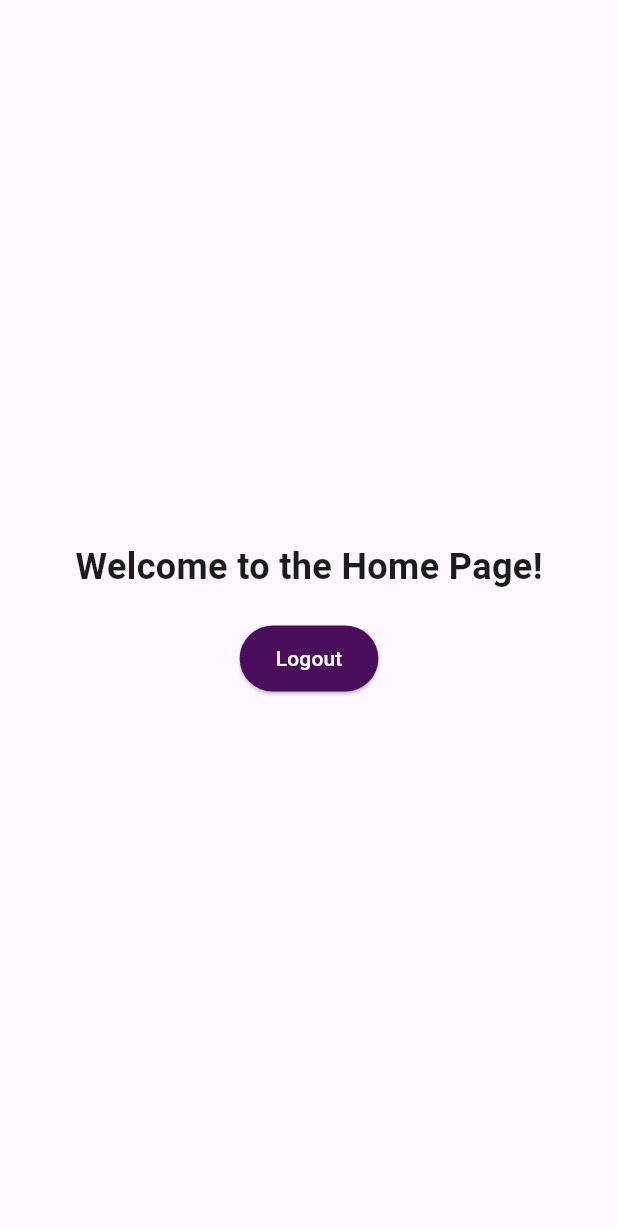
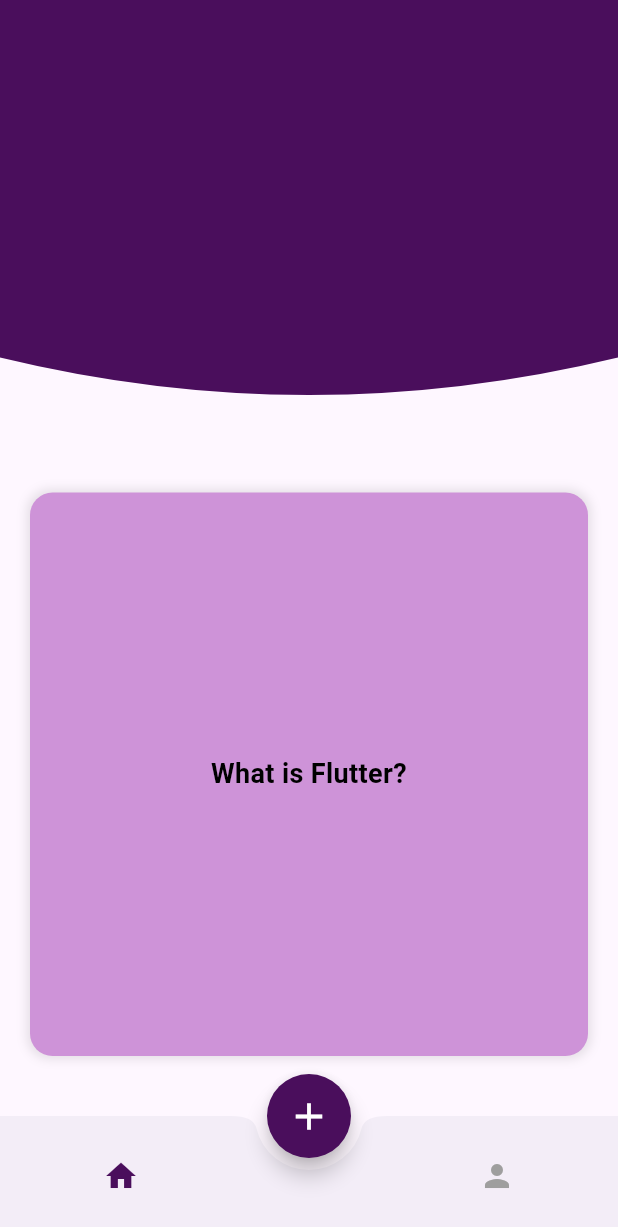
Before and after one commit to EleazarColeShowers/flashcards, a Flutter app: the HomePage screen opened directly, on a phone screen of 412 x 824 dp. Shown: the top 1227 px of the screen. Run offline on Flutter 3.47's test engine with Material 3 defaults, Android fonts, the phone set to English and light mode, and no system bars; our stand-ins replace firebase_auth, firebase_core, firebase_database; accounts and stored records are empty.

```diff
--- a/lib/home.dart
+++ b/lib/home.dart
@@ -1,34 +1,191 @@
 import 'package:flutter/material.dart';
+import 'AddFlashcardPage.dart';
 
-class HomePage extends StatelessWidget {
+class HomePage extends StatefulWidget {
   const HomePage({super.key});
+
+  @override
+  _HomePageState createState() => _HomePageState();
+}
+
+class _HomePageState extends State<HomePage> {
+  int _selectedIndex = 0;
+  late PageController _pageController;
+
+  List<Map<String, String>> _flashcards = [
+    {"question": "What is Flutter?", "answer": "Flutter is an open-source UI toolkit."},
+    {"question": "What is Dart?", "answer": "Dart is a programming language for Flutter."},
+    {"question": "Stateful vs Stateless?", "answer": "Stateful widgets have mutable state."},
+  ];
+
+  @override
+  void initState() {
+    super.initState();
+    _pageController = PageController(initialPage: 0);
+  }
+
+  void _onItemTapped(int index) {
+    setState(() {
+      _selectedIndex = index;
+    });
+  }
+
+  Future<void> _addFlashcard() async {
+    final newFlashcard = await Navigator.push(
+      context,
+      MaterialPageRoute(builder: (context) => AddFlashcardPage()),
+    );
+
+    if (newFlashcard != null) {
+      setState(() {
+        _flashcards.add({
+          "question": newFlashcard["question"],
+          "answer": newFlashcard["answer"],
+        });
+      });
+
+      Future.delayed(Duration(milliseconds: 500), () {
+        if (_pageController.hasClients) {
+          _pageController.jumpToPage(_flashcards.length - 1);
+        }
+      });
+    }
+  }
 
   @override
   Widget build(BuildContext context) {
     return Scaffold(
-
-      body: Center(
-        child: Column(
-          mainAxisAlignment: MainAxisAlignment.center,
+      body: Column(
+        children: [
+          Stack(
+            clipBehavior: Clip.none,
+            children: [
+              ClipPath(
+                clipper: CurvedBottomClipper(),
+                child: Container(
+                  height: MediaQuery.of(context).size.height * 0.35,
+                  width: double.infinity,
+                  color: const Color(0xFF4A0E5C),
+                ),
+              ),
+            ],
+          ),
+          Expanded(
+            child: PageView.builder(
+              controller: _pageController,
+              physics: const BouncingScrollPhysics(),
+              itemCount: _flashcards.length,
+              itemBuilder: (context, index) {
+                return FlashcardWidget(
+                  question: _flashcards[index]["question"]!,
+                  answer: _flashcards[index]["answer"]!,
+                );
+              },
+            ),
+          ),
+        ],
+      ),
+      bottomNavigationBar: BottomAppBar(
+        shape: const CircularNotchedRectangle(),
+        notchMargin: 8.0,
+        child: Row(
+          mainAxisAlignment: MainAxisAlignment.spaceAround,
           children: [
-            const Text(
-              "Welcome to the Home Page!",
-              style: TextStyle(fontSize: 24, fontWeight: FontWeight.bold),
+            IconButton(
+              icon: Icon(Icons.home,
+                  color: _selectedIndex == 0 ? const Color(0xFF4A0E5C) : Colors.grey),
+              onPressed: () => _onItemTapped(0),
             ),
-            const SizedBox(height: 20),
-            ElevatedButton(
-              style: ElevatedButton.styleFrom(
-                backgroundColor: const Color(0xFF4A0E5C),
-                padding: const EdgeInsets.symmetric(horizontal: 24, vertical: 12),
-              ),
-              onPressed: () {
-                // Add logout functionality or navigate to another page
-              },
-              child: const Text("Logout", style: TextStyle(color: Colors.white)),
+            const SizedBox(width: 40),
+            IconButton(
+              icon: Icon(Icons.person,
+                  color: _selectedIndex == 1 ? const Color(0xFF4A0E5C) : Colors.grey),
+              onPressed: () => _onItemTapped(1),
             ),
           ],
+        ),
+      ),
+      floatingActionButton: FloatingActionButton(
+        backgroundColor: const Color(0xFF4A0E5C),
+        shape: const CircleBorder(),
+        onPressed: _addFlashcard,
+        child: const Icon(Icons.add, size: 30, color: Colors.white),
+      ),
+      floatingActionButtonLocation: FloatingActionButtonLocation.centerDocked,
+    );
+  }
+}
+
+class FlashcardWidget extends StatefulWidget {
+  final String question;
+  final String answer;
+
+  const FlashcardWidget({required this.question, required this.answer, Key? key}) : super(key: key);
+
+  @override
+  _FlashcardWidgetState createState() => _FlashcardWidgetState();
+}
+
+class _FlashcardWidgetState extends State<FlashcardWidget> {
+  bool isFlipped = false;
+
+  @override
+  Widget build(BuildContext context) {
+    return GestureDetector(
+      onTap: () {
+        setState(() {
+          isFlipped = !isFlipped;
+        });
+      },
+      child: AnimatedSwitcher(
+        duration: const Duration(milliseconds: 300),
+        transitionBuilder: (Widget child, Animation<double> animation) {
+          return RotationTransition(turns: animation, child: child);
+        },
+        child: Container(
+          key: ValueKey<bool>(isFlipped),
+          alignment: Alignment.center,
+          margin: const EdgeInsets.symmetric(horizontal: 20, vertical: 40),
+          decoration: BoxDecoration(
+            color: Colors.purple[200],
+            borderRadius: BorderRadius.circular(15),
+            boxShadow: [
+              BoxShadow(
+                color: Colors.black.withOpacity(0.1),
+                blurRadius: 5,
+                spreadRadius: 2,
+              ),
+            ],
+          ),
+          child: Padding(
+            padding: const EdgeInsets.all(16.0),
+            child: Text(
+              isFlipped ? widget.answer : widget.question,
+              style: const TextStyle(
+                fontSize: 18,
+                fontWeight: FontWeight.bold,
+                color: Colors.black,
+              ),
+              textAlign: TextAlign.center,
+            ),
+          ),
         ),
       ),
     );
   }
 }
+
+class CurvedBottomClipper extends CustomClipper<Path> {
+  @override
+  Path getClip(Size size) {
+    Path path = Path();
+    path.lineTo(0, size.height - 50);
+    path.quadraticBezierTo(size.width / 2, size.height, size.width, size.height - 50);
+    path.lineTo(size.width, 0);
+    path.close();
+    return path;
+  }
+
+  @override
+  bool shouldReclip(CustomClipper<Path> oldClipper) => false;
+}
```
Also changed, not shown: lib/AddFlashcardPage.dart (added, +50 -0 lines).
